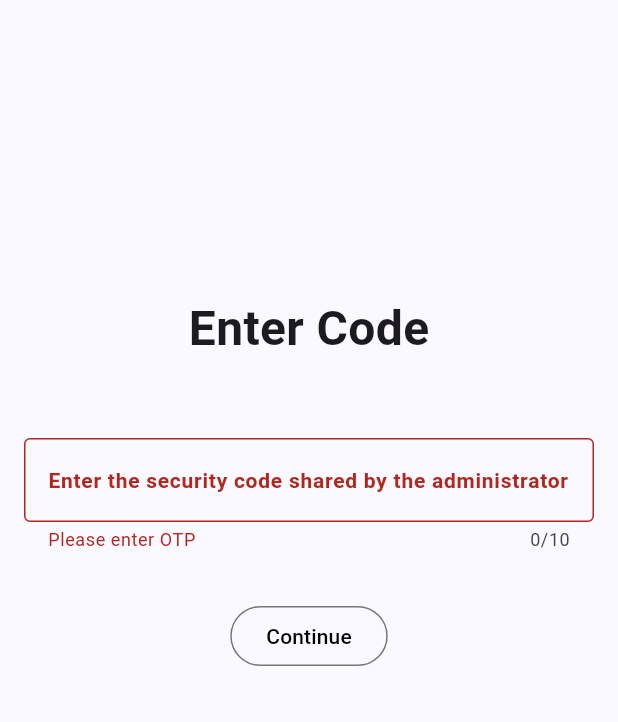
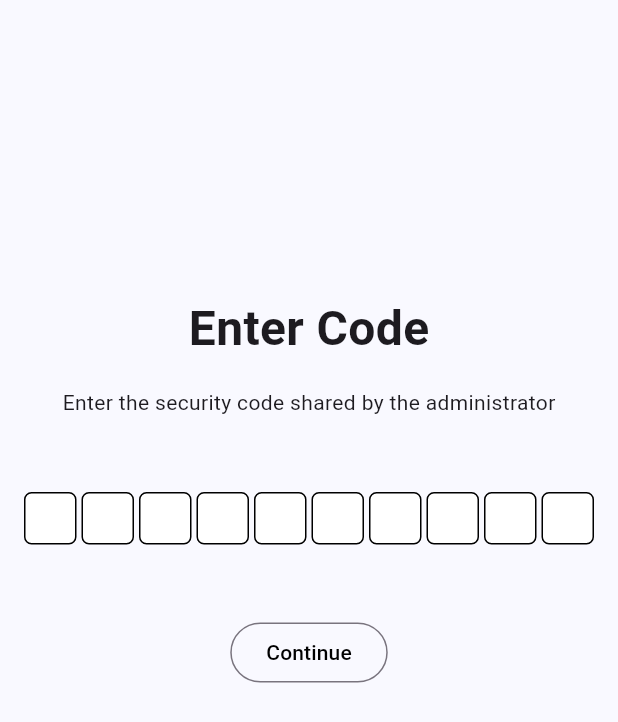
Before and after one commit to ajay-rathod0801/reside_ease, a Flutter app: the TenDigitCodeScreen screen opened directly, after a tap on "Continue", on a phone screen of 412 x 824 dp. Shown: the top 722 px of the screen. Run offline on Flutter 3.47's test engine with Material 3 defaults, Android fonts, the phone set to English and light mode, and no system bars; drawn by our look-alikes of pin_code_fields.

Commit message:
regex added for email and phone number validations. updated the ui for otp and 10 digit code screens.

```diff
--- a/lib/main.dart
+++ b/lib/main.dart
@@ -1,6 +1,8 @@
 import 'package:flutter/material.dart';
+import 'package:reside_ease/introductory_screen.dart';
+// import 'package:reside_ease/otp_screen.dart';
 // import 'package:reside_ease/introductory_screen.dart';
-import 'package:reside_ease/widgets/top_appbar.dart';
+// import 'package:reside_ease/widgets/top_appbar.dart';
 // import 'package:reside_ease/widgets/bottom_navigation.dart';
 // import 'package:reside_ease/otp_screen.dart';
 // import 'package:reside_ease/login_screen.dart';
@@ -18,7 +20,7 @@ class MyApp extends StatelessWidget {
         // primarySwatch: Colors.blue,
         scaffoldBackgroundColor: const Color.fromRGBO(249, 249, 255, 1),
       ),
-      home: const TopAppBar(),
+      home: const IntroductoryScreen(),
     );
   }
 }
--- a/lib/ten_digit_code_screen.dart
+++ b/lib/ten_digit_code_screen.dart
@@ -1,4 +1,5 @@
 import 'package:flutter/material.dart';
+import 'package:pin_code_fields/pin_code_fields.dart';
 
 class TenDigitCodeScreen extends StatefulWidget {
   const TenDigitCodeScreen({Key? key}) : super(key: key);
@@ -63,31 +64,46 @@ class TenDigitCodeScreenState extends State<TenDigitCodeScreen> {
                     ),
                   ),
                   const SizedBox(
+                    height: 16.0,
+                  ),
+                  const Text(
+                    'Enter the security code shared by the administrator',
+                  ),
+                  const SizedBox(
                     height: 50.0,
                   ),
-                  TextFormField(
-                    controller: _tenDigitController,
-                    focusNode: _tenDigitFocusNode,
+                  PinCodeTextField(
+                    appContext: context,
+                    length: 10,
+                    obscureText: false,
                     keyboardType: TextInputType.number,
-                    maxLength: 10,
-                    decoration: const InputDecoration(
-                      border: OutlineInputBorder(),
-                      labelText:
-                          'Enter the security code shared by the administrator', //this phone number should be the one entered in the previous screen
-                      labelStyle: TextStyle(
-                        fontSize: 14.0,
-                        fontWeight: FontWeight.w600,
-                      ),
-                      hintText: 'Enter 10 Digit Code',
+                    pinTheme: PinTheme(
+                      shape: PinCodeFieldShape.box,
+                      borderRadius: BorderRadius.circular(5),
+                      borderWidth: 1,
+                      fieldHeight: 35,
+                      fieldWidth: 35,
+                      activeFillColor: Colors.white,
+                      inactiveFillColor: Colors.white,
+                      selectedFillColor: Colors.blue.shade200,
+                      activeColor:
+                          Colors.black, // color when the field is active
+                      // selectedColor:
+                      //     Colors.black, // color when the field is selected
+                      inactiveColor: Colors.black,
                     ),
-                    validator: (value) {
-                      if (value == null || value.isEmpty) {
-                        return 'Please enter OTP';
-                      }
-                      if (!RegExp(r'^[0-9]+$').hasMatch(value)) {
-                        return 'Please enter numbers only';
-                      }
-                      return null;
+                    animationDuration: Duration(milliseconds: 300),
+                    enableActiveFill: true,
+                    onCompleted: (v) {
+                      print("Completed");
+                    },
+                    onChanged: (value) {
+                      print(value);
+                      setState(
+                        () {
+                          _tenDigitController.text = value;
+                        },
+                      );
                     },
                   ),
                   const SizedBox(
--- a/pubspec.yaml
+++ b/pubspec.yaml
@@ -39,6 +39,7 @@ dependencies:
 dev_dependencies:
   flutter_test:
     sdk: flutter
+  pin_code_fields: ^7.3.0
 
   # The "flutter_lints" package below contains a set of recommended lints to
   # encourage good coding practices. The lint set provided by the package is
```
Also changed, not shown: lib/login_screen.dart (+13 -0 lines), lib/otp_screen.dart (+38 -21 lines), pubspec.lock.
